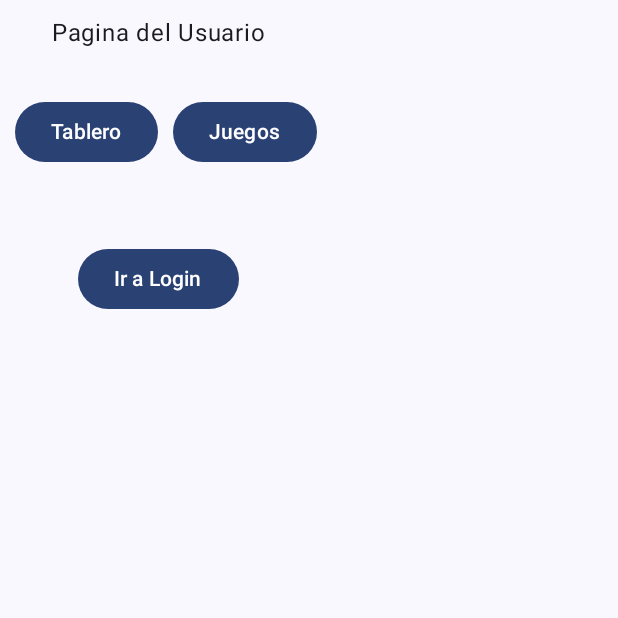
After one commit to Rockking01/NuevoAmanecer, an Android app built with Jetpack Compose: the composable userPage shown on its own in the app's theme, on a phone screen of 412 x 824 dp, the top half of it. The commit adds this screen. Run offline under Robolectric (Android 15) with nearby library versions, the phone set to English and light mode, and no system bars.

Commit message:
Esqueleto de las paginas

```diff
--- a/app/build.gradle.kts
+++ b/app/build.gradle.kts
@@ -5,7 +5,7 @@ plugins {
 
 android {
     namespace = "com.example.nuevoamanecer"
-    compileSdk = 33
+    compileSdk = 34
 
     defaultConfig {
         applicationId = "com.example.nuevoamanecer"
--- /dev/null
+++ b/app/src/main/java/com/example/nuevoamanecer/Pantallas/userPage.kt
@@ -0,0 +1,55 @@
+package com.example.nuevoamanecer.Pantallas
+
+import androidx.compose.foundation.layout.Column
+import androidx.compose.foundation.layout.Row
+import androidx.compose.foundation.layout.padding
+import androidx.compose.material3.Button
+import androidx.compose.material3.Text
+import androidx.compose.runtime.Composable
+import androidx.compose.ui.Alignment
+import androidx.compose.ui.Modifier
+import androidx.compose.ui.unit.dp
+
+@Composable
+fun userPage(){
+    Column {
+        Text(
+            modifier = Modifier
+                .align(Alignment.CenterHorizontally)
+                .padding(vertical = 10.dp),
+            text = "Pagina del Usuario"
+        )
+        Row(
+            modifier = Modifier
+                .padding(vertical = 10.dp)
+                .align(Alignment.CenterHorizontally)
+        ) {
+            Button(
+                onClick = {
+                    // Aqui iria el navController
+                },
+                modifier = Modifier.padding(vertical = 10.dp, horizontal = 10.dp)
+            ) {
+                Text(text = "Tablero")
+            }
+            Button(
+                onClick = {
+                    // Aqui iria el navController
+                },
+                modifier = Modifier.padding(vertical = 10.dp)
+            ) {
+                Text(text = "Juegos")
+            }
+        }
+        Button(
+            onClick = {
+                // Aqui iria el navController
+            },
+            modifier = Modifier
+                .align(Alignment.CenterHorizontally)
+                .padding(vertical = 30.dp)
+        ) {
+            Text(text = "Ir a Login")
+        }
+    }
+}
```
Also changed, not shown: app/src/main/java/com/example/nuevoamanecer/MainActivity.kt (+6 -1 lines), app/src/main/java/com/example/nuevoamanecer/Pantallas/Login.kt (added, +47 -0 lines), app/src/main/java/com/example/nuevoamanecer/Pantallas/adminPage.kt (added, +35 -0 lines), app/src/main/java/com/example/nuevoamanecer/Pantallas/juegosPage.kt (added, +22 -0 lines), app/src/main/java/com/example/nuevoamanecer/Pantallas/tableroPage.kt (added, +22 -0 lines).
